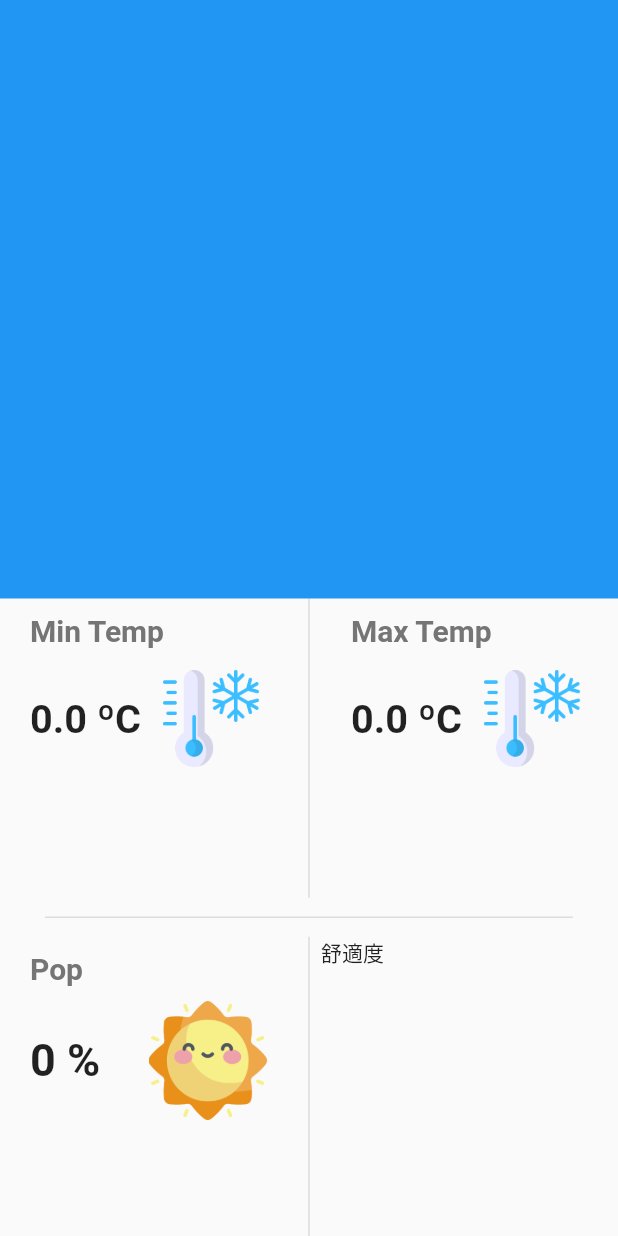
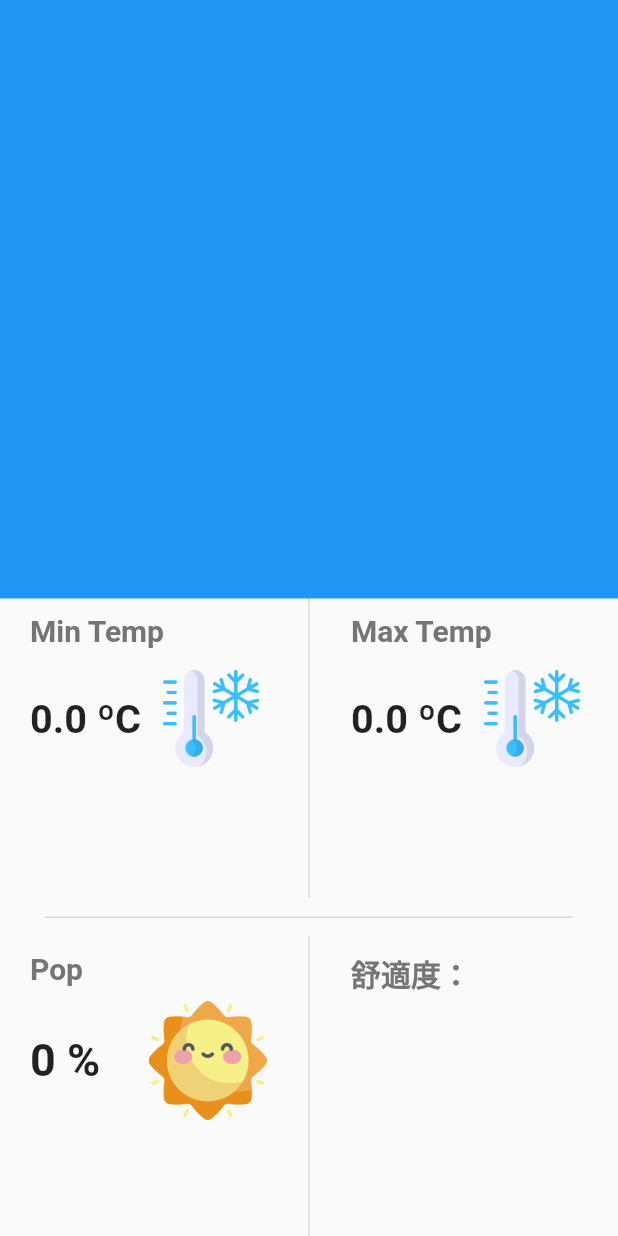
Before and after one commit to Lichyo/weather_forecast, a Flutter app: the ForecastPage widget shown alone on an empty page, opened directly with empty values, on a phone screen of 412 x 824 dp. Run offline on Flutter 3.47's test engine with Material 2 defaults, Android fonts, the phone set to English and light mode, and no system bars; our stand-ins replace dio, google_fonts, lottie; network calls fail; Roboto replaces fonts that are missing (Ubuntu).

Commit message:
ci container

```diff
--- /dev/null
+++ b/lib/components/ci_container.dart
@@ -0,0 +1,41 @@
+import 'package:flutter/material.dart';
+
+class CiContainer extends StatelessWidget {
+  const CiContainer({
+    super.key,
+    required this.ci,
+  });
+
+  final String ci;
+
+  @override
+  Widget build(BuildContext context) {
+    return Expanded(
+      child: Column(
+        crossAxisAlignment: CrossAxisAlignment.start,
+        children: [
+          Padding(
+            padding: const EdgeInsets.symmetric(
+                horizontal: 20, vertical: 10.0),
+            child: Text(
+              '舒適度：',
+              style: TextStyle(
+                color: Colors.grey.shade600,
+                fontSize: 20.0,
+                fontWeight: FontWeight.w700,
+              ),
+            ),
+          ),
+          Expanded(
+            child: FittedBox(
+              child: Padding(
+                padding: const EdgeInsets.only(left: 20.0, right: 20.0),
+                child: Text(ci),
+              ),
+            ),
+          ),
+        ],
+      ),
+    );
+  }
+}
--- a/lib/view/forecast_page.dart
+++ b/lib/view/forecast_page.dart
@@ -2,6 +2,7 @@ import 'package:flutter/material.dart';
 import 'package:weather_forecast/model/weather.dart';
 import 'package:weather_forecast/components/pop_container.dart';
 import 'package:weather_forecast/components/temp_container.dart';
+import 'package:weather_forecast/components/ci_container.dart';
 
 class ForecastPage extends StatelessWidget {
   const ForecastPage({
@@ -57,14 +58,8 @@ class ForecastPage extends StatelessWidget {
                 const VerticalDivider(
                   thickness: 1,
                 ),
-                // ci
-                Expanded(
-                  child: Column(
-                    crossAxisAlignment: CrossAxisAlignment.start,
-                    children: [
-                      Text('舒適度', textAlign: TextAlign.right,),
-                    ],
-                  ),
+                CiContainer(
+                  ci: _weather.ci,
                 ),
               ],
             ),
```
